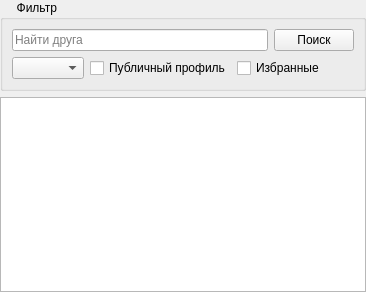
Qt form AraSteamManager/forms/main/formfriends.ui (Arankir/AraSteamManager) before a commit.
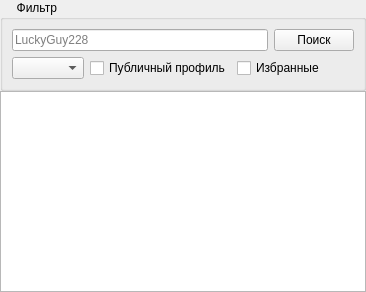
The same form after that commit. Custom widgets are drawn as their Qt base class.

Patch:
```diff
--- a/AraSteamManager/forms/main/formfriends.ui
+++ b/AraSteamManager/forms/main/formfriends.ui
@@ -14,6 +14,9 @@
    <string>SteamAchievementsStatistic</string>
   </property>
   <layout class="QVBoxLayout" name="verticalLayout">
+   <property name="spacing">
+    <number>0</number>
+   </property>
    <property name="leftMargin">
     <number>0</number>
    </property>
@@ -35,9 +38,9 @@
       <item>
        <layout class="QHBoxLayout" name="horizontalLayout_2">
         <item>
-         <widget class="QLineEdit" name="LineEditName">
+         <widget class="MyLineEdit" name="lineEditName">
           <property name="placeholderText">
-           <string>Найти друга</string>
+           <string>LuckyGuy228</string>
           </property>
          </widget>
         </item>
@@ -102,6 +105,13 @@
    </item>
   </layout>
  </widget>
+ <customwidgets>
+  <customwidget>
+   <class>MyLineEdit</class>
+   <extends>QLineEdit</extends>
+   <header>subWidgets/lineEdit/mylineedit.h</header>
+  </customwidget>
+ </customwidgets>
  <resources/>
  <connections/>
 </ui>
```
Left out of the diff: 12 changed lines with no effect on the pictures.
